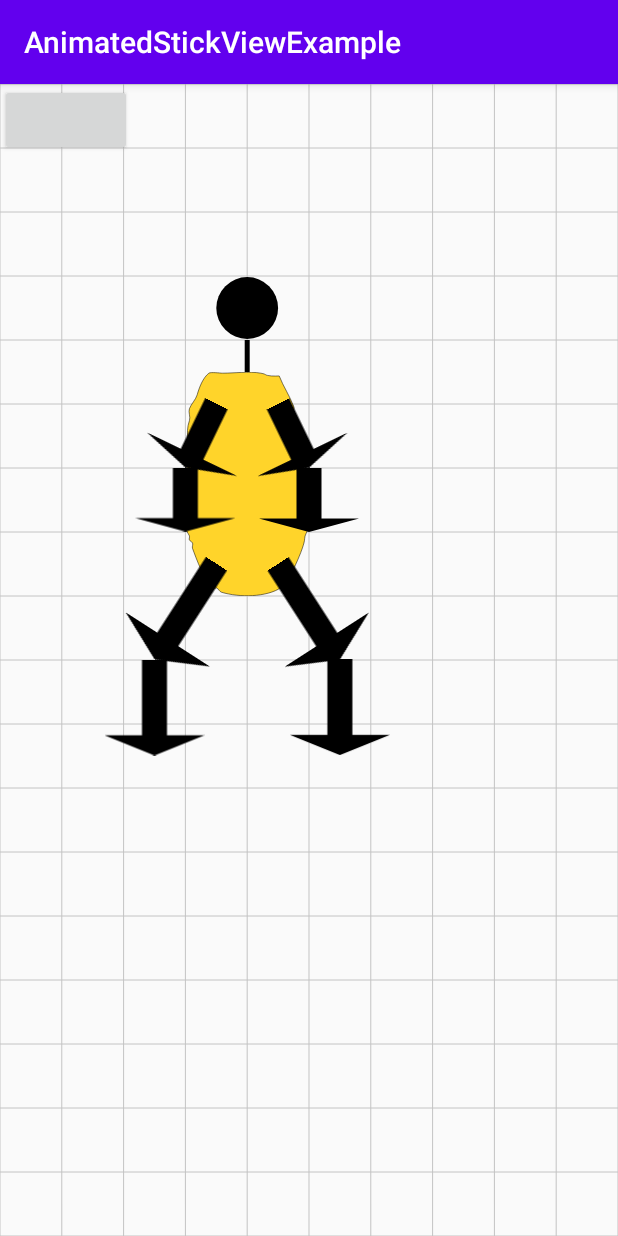
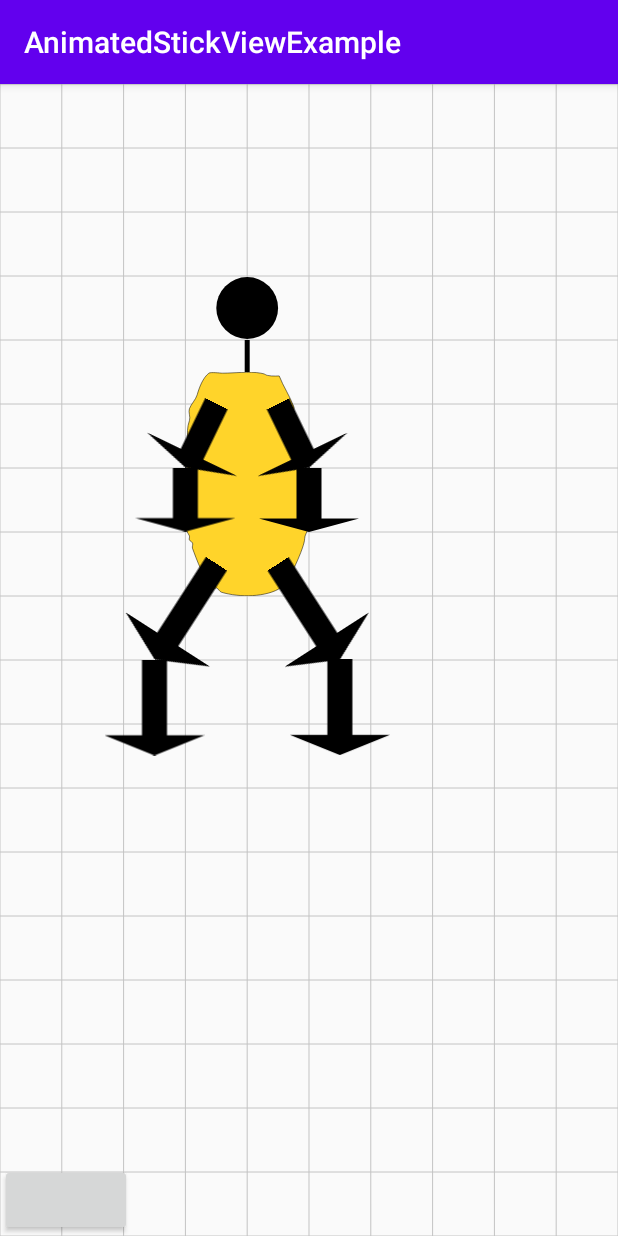
Before and after one commit to geckogecko/android-animated-stick-view, an Android app: the screen it shows after launch (MainActivity), on a phone screen of 412 x 824 dp. Run offline under Robolectric (Android 15) with nearby library versions, the phone set to English and light mode, and no system bars.

Commit message:
improving edit

```diff
--- a/android-animated-stick-view/build.gradle
+++ b/android-animated-stick-view/build.gradle
@@ -30,6 +30,8 @@ dependencies {
     implementation "org.jetbrains.kotlin:kotlin-stdlib-jdk7:$kotlin_version"
     implementation 'androidx.appcompat:appcompat:1.1.0'
     implementation 'androidx.core:core-ktx:1.2.0'
+    implementation "androidx.constraintlayout:constraintlayout:2.0.0-beta7"
+
 
     testImplementation 'junit:junit:4.12'
     testImplementation 'androidx.test:core:1.2.0'
--- a/android-animated-stick-view/src/main/java/at/steinbacher/android_animated_stick_view/StickView.kt
+++ b/android-animated-stick-view/src/main/java/at/steinbacher/android_animated_stick_view/StickView.kt
@@ -10,16 +10,25 @@ import android.view.MotionEvent
 import android.view.View
 import android.view.animation.AccelerateDecelerateInterpolator
 import android.view.animation.Interpolator
+import android.widget.LinearLayout
 import at.steinbacher.android_animated_stick_view.internal.*
+import kotlinx.android.synthetic.main.layout_stick_view.view.*
 import kotlin.math.floor
 
-class StickView : View, ValueAnimator.AnimatorUpdateListener, Animator.AnimatorListener, View.OnTouchListener {
-    constructor(context: Context) : this(context, null)
+class StickView : LinearLayout, ValueAnimator.AnimatorUpdateListener, Animator.AnimatorListener, View.OnTouchListener {
+    constructor(context: Context) : this(context, null) {
+        setWillNotDraw(false)
+        inflate()
+    }
     constructor(context: Context, attrs: AttributeSet?) : this(context, attrs, 0) {
+        setWillNotDraw(false)
         applyAttributes(attrs)
+        inflate()
     }
     constructor(context: Context, attrs: AttributeSet?, defStyleAttr: Int) : super(context, attrs, defStyleAttr) {
+        setWillNotDraw(false)
         applyAttributes(attrs)
+        inflate()
     }
 
     private lateinit var sceneDrawable: SceneDrawable
@@ -40,9 +49,10 @@ class StickView : View, ValueAnimator.AnimatorUpdateListener, Animator.AnimatorL
 
     private var currentlyDraggedDrawable: SimpleDrawable? = null
 
+    private var lastMotionX: Float? = null
+    private var lastMotionY: Float? = null
+
     override fun onDraw(canvas: Canvas?) {
-        super.onDraw(canvas)
-
         if(canvas == null) return
 
         //init the view
@@ -63,6 +73,8 @@ class StickView : View, ValueAnimator.AnimatorUpdateListener, Animator.AnimatorL
             runAnimation()
             startAnimation = false
         }
+
+        super.onDraw(canvas)
     }
 
     /**
@@ -213,8 +225,25 @@ class StickView : View, ValueAnimator.AnimatorUpdateListener, Animator.AnimatorL
         }
     }
 
+    /**
+     * TODO
+     */
     fun getCurrentScene(): Scene {
         return sceneDrawable.getCurrentScene()
+    }
+
+    private fun inflate() {
+        View.inflate(context, R.layout.layout_stick_view, this)
+
+        button_edit_save.setOnClickListener {
+            currentlyDraggedDrawable?.let {
+                sceneDrawable.highlightDrawable(it, false)
+                currentlyDraggedDrawable = null
+                invalidate()
+
+                nav_edit.visibility = View.GONE
+            }
+        }
     }
 
     private fun applyAttributes(attrs: AttributeSet?) {
@@ -244,6 +273,8 @@ class StickView : View, ValueAnimator.AnimatorUpdateListener, Animator.AnimatorL
             if(typedArray.hasValue(R.styleable.StickView_horizontalLinesCount) && !dynamicVerticalLinesCount) {
                 dynamicHorizontalLinesCount = typedArray.getBoolean(R.styleable.StickView_horizontalLinesCount,false)
             }
+
+            typedArray.recycle()
         }
     }
 
@@ -358,12 +389,30 @@ class StickView : View, ValueAnimator.AnimatorUpdateListener, Animator.AnimatorL
     override fun onTouch(v: View?, event: MotionEvent?): Boolean {
         if (event != null) {
             when(event.action) {
-                MotionEvent.ACTION_DOWN -> currentlyDraggedDrawable = sceneDrawable.getClickedDrawable(event.x, event.y)
+                MotionEvent.ACTION_DOWN -> {
+                    if(currentlyDraggedDrawable == null) {
+                        currentlyDraggedDrawable = sceneDrawable.getClickedDrawable(event.x, event.y)
+                        currentlyDraggedDrawable?.let {
+                            nav_edit.visibility = View.VISIBLE
+                            sceneDrawable.highlightDrawable(it, true)
+                            invalidate()
+                        }
+                    }
+                }
                 MotionEvent.ACTION_MOVE -> currentlyDraggedDrawable?.let {
-                    sceneDrawable.moveDrawable(it, event.x, event.y)
-                    invalidate()
+                    if(lastMotionX != null && lastMotionY != null) {
+                        sceneDrawable.moveDrawable(it, lastMotionX!!-event.x, lastMotionY!!-event.y)
+                        invalidate()
+                    }
+
+                    lastMotionX = event.x
+                    lastMotionY = event.y
                 }
-                MotionEvent.ACTION_UP -> currentlyDraggedDrawable = null
+
+                MotionEvent.ACTION_UP -> {
+                    lastMotionX = null
+                    lastMotionY = null
+                }
             }
         }
         return true
--- a/android-animated-stick-view/src/main/java/at/steinbacher/android_animated_stick_view/internal/GridDrawable.kt
+++ b/android-animated-stick-view/src/main/java/at/steinbacher/android_animated_stick_view/internal/GridDrawable.kt
@@ -23,7 +23,7 @@ class GridDrawable(context: Context,
     }
 
     //we dont want to allow moving the grid
-    override fun moveTo(x: Float, y: Float) {}
+    override fun move(x: Float, y: Float) {}
 
     override fun draw(canvas: Canvas) {
         for (i in 0..horizontalLinesCount) {
--- a/android-animated-stick-view/src/main/java/at/steinbacher/android_animated_stick_view/internal/RectangleDrawable.kt
+++ b/android-animated-stick-view/src/main/java/at/steinbacher/android_animated_stick_view/internal/RectangleDrawable.kt
@@ -18,7 +18,7 @@ class RectangleDrawable(context : Context,
         return Float.MAX_VALUE
     }
 
-    override fun moveTo(x: Float, y: Float) {
+    override fun move(x: Float, y: Float) {
         TODO("Not yet implemented")
     }
 
--- a/android-animated-stick-view/src/main/java/at/steinbacher/android_animated_stick_view/internal/SimpleDrawable.kt
+++ b/android-animated-stick-view/src/main/java/at/steinbacher/android_animated_stick_view/internal/SimpleDrawable.kt
@@ -2,7 +2,9 @@ package at.steinbacher.android_animated_stick_view.internal
 
 import android.content.Context
 import android.graphics.ColorFilter
+import android.graphics.Paint
 import android.graphics.drawable.Drawable
+import at.steinbacher.android_animated_stick_view.R
 
 abstract class SimpleDrawable(val context: Context,
                               val horizontalLinesCount: Int,
@@ -14,8 +16,16 @@ abstract class SimpleDrawable(val context: Context,
     protected val cellWidth: Float = width / verticalLinesCount
     protected val cellHeight: Float = height / horizontalLinesCount
 
+    var highlighted: Boolean = false
+
+    protected val highlightPaint = Paint().apply {
+        color = context.getColor(R.color.red)
+        style = Paint.Style.STROKE
+        strokeWidth = 5f
+    }
+
     abstract fun distanceTo(x: Float, y: Float): Float
-    abstract fun moveTo(x: Float, y: Float)
+    abstract fun move(moveX: Float, moveY: Float)
 
     override fun setAlpha(alpha: Int) {
         TODO("not implemented") //To change body of created functions use File | Settings | File Templates.
--- /dev/null
+++ b/android-animated-stick-view/src/main/res/layout/layout_stick_view.xml
@@ -0,0 +1,31 @@
+<?xml version="1.0" encoding="utf-8"?>
+<LinearLayout xmlns:android="http://schemas.android.com/apk/res/android"
+    xmlns:app="http://schemas.android.com/apk/res-auto"
+    android:orientation="horizontal"
+    android:layout_width="match_parent"
+    android:layout_height="match_parent">
+
+    <androidx.constraintlayout.widget.ConstraintLayout
+        android:id="@+id/nav_edit"
+        android:layout_width="match_parent"
+        android:layout_height="wrap_content"
+        android:visibility="gone">
+
+        <androidx.appcompat.widget.AppCompatButton
+            android:id="@+id/button_edit_save"
+            android:layout_width="wrap_content"
+            android:layout_height="wrap_content"
+            app:layout_constraintEnd_toEndOf="parent"
+            app:layout_constraintTop_toTopOf="parent"
+            android:text="save"/>
+
+        <androidx.appcompat.widget.AppCompatButton
+            android:id="@+id/button_edit_rotate"
+            android:layout_width="wrap_content"
+            android:layout_height="wrap_content"
+            app:layout_constraintEnd_toStartOf="@id/button_edit_save"
+            app:layout_constraintTop_toTopOf="parent"
+            android:text="rotate"/>
+    </androidx.constraintlayout.widget.ConstraintLayout>
+
+</LinearLayout>
--- a/app/src/main/java/at/steinbacher/animatedStickViewExample/MainActivity.kt
+++ b/app/src/main/java/at/steinbacher/animatedStickViewExample/MainActivity.kt
@@ -29,14 +29,14 @@ class MainActivity : AppCompatActivity() {
 
         //it.vectorDrawable = resources.getDrawable(R.drawable.ic_trending_flat_24px) as VectorDrawable?
 
-        val paint = Paint().also {
-            it.color = getColor(R.color.black)
-            it.strokeWidth = 5f
+        val paint = Paint().apply {
+            color = getColor(R.color.black)
+            strokeWidth = 5f
         }
 
-        val gridPaint = Paint().also {
-            it.color = getColor(R.color.grey)
-            it.strokeWidth = 1f
+        val gridPaint = Paint().apply {
+            color = getColor(R.color.grey)
+            strokeWidth = 1f
         }
 
         val scene = Scene().also {
@@ -74,8 +74,8 @@ class MainActivity : AppCompatActivity() {
             })
         }
 
-        val sceneCollection = SceneCollection().also {
-            it.scenes.add(scene)
+        val sceneCollection = SceneCollection().apply {
+            scenes.add(scene)
         }
 
         stickView?.let {
--- a/app/src/main/res/layout/activity_main.xml
+++ b/app/src/main/res/layout/activity_main.xml
@@ -17,6 +17,8 @@
     <androidx.appcompat.widget.AppCompatButton
         android:id="@+id/save"
         android:layout_width="wrap_content"
-        android:layout_height="wrap_content" />
+        android:layout_height="wrap_content"
+        app:layout_constraintStart_toStartOf="parent"
+        app:layout_constraintBottom_toBottomOf="parent"/>
 
 </androidx.constraintlayout.widget.ConstraintLayout>
```
Also changed, not shown: android-animated-stick-view/src/main/java/at/steinbacher/android_animated_stick_view/internal/CircleDrawable.kt (+13 -7 lines), android-animated-stick-view/src/main/java/at/steinbacher/android_animated_stick_view/internal/LineDrawable.kt (+14 -10 lines), android-animated-stick-view/src/main/java/at/steinbacher/android_animated_stick_view/internal/SceneDrawable.kt (+7 -3 lines).
